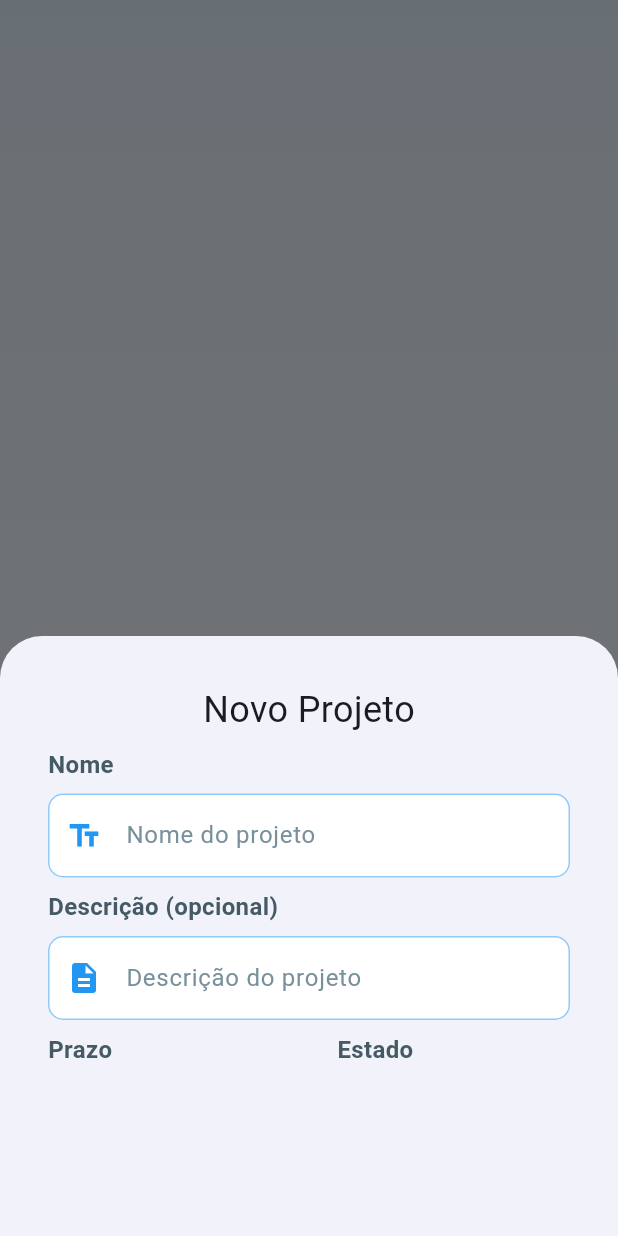
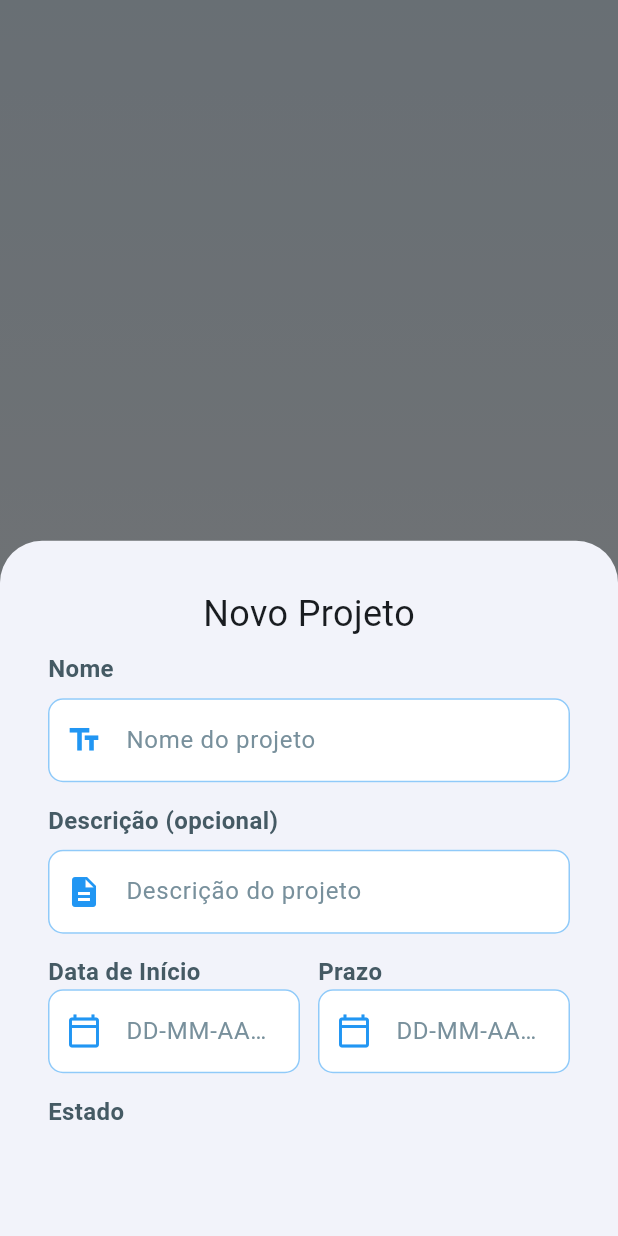
Before and after one commit to Bea-Henriques/PAP, a Flutter app: the ProjectsScreen screen opened directly, after a tap on the "add" icon, on a phone screen of 412 x 824 dp. Run offline on Flutter 3.47's test engine with Material 3 defaults, Android fonts, the phone set to English and light mode, and no system bars; our stand-ins replace cloud_firestore, firebase_auth, firebase_core; accounts and stored records are empty.

Commit message:
refactor: adição dos campos de data de início e id do utilizador na tabela projetos e continuação do design do formulário de adição de novo projeto

```diff
--- a/doit_app/lib/models/project_model.dart
+++ b/doit_app/lib/models/project_model.dart
@@ -2,14 +2,18 @@ class Project{
   final String? id;
   final String title;
   final String? description;
+  final DateTime? startDate;
   final DateTime? dueDate;
   final String status;
+  final int userId;
 
   const Project({
     this.id,
     required this.title,
     this.description,
+    this.startDate,
     this.dueDate,
     required this.status,
+    required this.userId,
   });
 }
--- a/doit_app/lib/screens/projects_screen.dart
+++ b/doit_app/lib/screens/projects_screen.dart
@@ -14,6 +14,8 @@ class _ProjectsScreenState extends State<ProjectsScreen> {
 
   final TextEditingController _nameController = TextEditingController();
   final TextEditingController _descriptionController = TextEditingController();
+  final TextEditingController _startDateController = TextEditingController();
+  final TextEditingController _dueDateController = TextEditingController();
 
   @override
   Widget build(BuildContext context) {
@@ -34,13 +36,21 @@ class _ProjectsScreenState extends State<ProjectsScreen> {
       ),
     );
   }
+  @override
+  void dispose() {
+    _nameController.dispose();
+    _descriptionController.dispose();
+    _startDateController.dispose();
+    _dueDateController.dispose();
+    super.dispose();
+  }
 
   void openProjectForm() {
     showModalBottomSheet(
       context: context,
       builder: (BuildContext context) {
         return SizedBox(
-          height: 400,
+          height: 500,
           child: Padding(
             padding: const EdgeInsets.all(32.0),
             child: Center(
@@ -55,7 +65,7 @@ class _ProjectsScreenState extends State<ProjectsScreen> {
                       hintText: 'Nome do projeto',
                       prefixIcon: Icons.text_fields,
                     ),
-                    SizedBox(height: 8),
+                    SizedBox(height: 14),
                     CustomLabel(text: 'Descrição (opcional)'),
                     SizedBox(height: 8),
                     CustomTextfield(
@@ -63,22 +73,45 @@ class _ProjectsScreenState extends State<ProjectsScreen> {
                       hintText: 'Descrição do projeto',
                       prefixIcon: Icons.description,
                     ),
-                    SizedBox(height: 8),
+                    SizedBox(height: 14),
                     Row(
                         children: [
-                        Column(
+                          Expanded(
+                            child: Column(
+                              crossAxisAlignment: CrossAxisAlignment.stretch,
+                              children: [
+                                CustomLabel(text: 'Data de Início'),
+                                CustomTextfield(
+                                  controller: _startDateController,
+                                  hintText: 'DD-MM-AAAA',
+                                  prefixIcon: Icons.calendar_today_outlined,
+                                  readOnly: true,
+                                  ),
+                              ],
+                            ),
+                          ),
+                          SizedBox(width: 12),
+                          Expanded(
+                            child: Column(
+                              crossAxisAlignment: CrossAxisAlignment.stretch,
                               children: [
                                 CustomLabel(text: 'Prazo'),
-                            // DateTimePicker
+                                CustomTextfield(
+                                  controller: _dueDateController,
+                                  hintText: 'DD-MM-AAAA',
+                                  prefixIcon: Icons.calendar_today_outlined,
+                                  readOnly: true,
+                                  ),
                               ],
                             ),
-                        SizedBox(width: 150),
+                          ),
+                        ],
+                      ),
+                      SizedBox(height: 14),
                       Column(
                         children: [
                           CustomLabel(text: 'Estado'),
-                            // Select
-                          ],
-                        ),
+                          // DateTimePicker
                         ],
                       ),
                   ],
--- a/doit_app/lib/widgets/custom_textfield.dart
+++ b/doit_app/lib/widgets/custom_textfield.dart
@@ -18,6 +18,7 @@ class CustomTextfield extends StatelessWidget {
     this.sufixIcon,
     this.obscureText = false,
     this.keyboardType = TextInputType.text,
+    this.readOnly = false,
   });
 
   final TextEditingController controller;
@@ -26,11 +27,13 @@ class CustomTextfield extends StatelessWidget {
   final Widget? sufixIcon;
   final bool obscureText ;
   final TextInputType keyboardType;
+  final bool readOnly;
 
   @override
   Widget build(BuildContext context) {
     return TextField(
       controller: controller,
+      readOnly: readOnly,
       obscureText: obscureText,
       keyboardType: keyboardType,
       style: TextStyle(color: Colors.blueGrey[800]),
```
Lines whose indentation alone changed are shown as unchanged.
